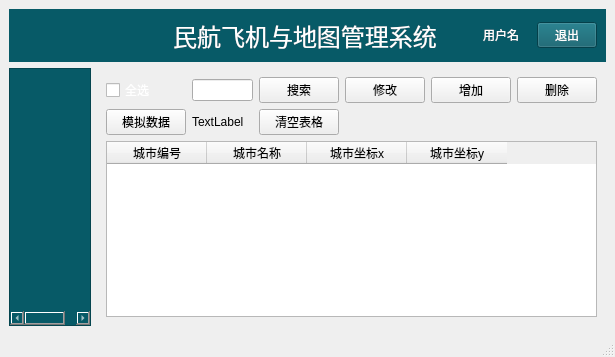
First picture: the form in mainwindow.ui, repository Sunbotao-1/Plane, before the edit.
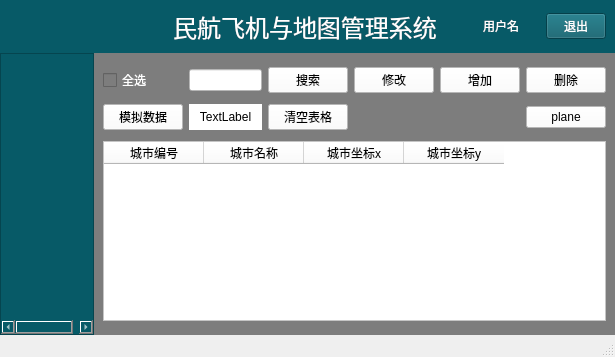
Second picture: the form after the edit. Icons and pictures are not drawn.

```diff
--- a/mainwindow.ui
+++ b/mainwindow.ui
@@ -25,6 +25,21 @@
     <string notr="true">QWidget#centralwidget{background-color: rgb(0, 0, 127);};</string>
    </property>
    <layout class="QGridLayout" name="gridLayout_3">
+    <property name="leftMargin">
+     <number>0</number>
+    </property>
+    <property name="topMargin">
+     <number>0</number>
+    </property>
+    <property name="rightMargin">
+     <number>0</number>
+    </property>
+    <property name="bottomMargin">
+     <number>0</number>
+    </property>
+    <property name="spacing">
+     <number>0</number>
+    </property>
     <item row="0" column="0" colspan="2">
      <widget class="QWidget" name="widget" native="true">
       <property name="styleSheet">
@@ -122,6 +137,9 @@
     </item>
     <item row="1" column="1">
      <widget class="QStackedWidget" name="stackedWidget">
+      <property name="styleSheet">
+       <string notr="true">background-color: rgb(125, 125, 125);</string>
+      </property>
       <property name="currentIndex">
        <number>0</number>
       </property>
@@ -129,16 +147,27 @@
        <layout class="QGridLayout" name="gridLayout_4">
         <item row="0" column="3">
          <widget class="QPushButton" name="btn_update">
+          <property name="styleSheet">
+           <string notr="true">background-color: rgb(255, 255, 255);</string>
+          </property>
           <property name="text">
            <string>修改</string>
           </property>
          </widget>
         </item>
         <item row="0" column="1">
-         <widget class="QLineEdit" name="le_search"/>
+         <widget class="QLineEdit" name="le_search">
+          <property name="styleSheet">
+           <string notr="true">color: rgb(0, 0, 0);
+background-color: rgb(255, 255, 255);</string>
+          </property>
+         </widget>
         </item>
         <item row="0" column="2">
          <widget class="QPushButton" name="btn_search">
+          <property name="styleSheet">
+           <string notr="true">background-color: rgb(255, 255, 255);</string>
+          </property>
           <property name="text">
            <string>搜索</string>
           </property>
@@ -152,6 +181,9 @@
             <height>180</height>
            </size>
           </property>
+          <property name="styleSheet">
+           <string notr="true">background-color: rgb(255, 255, 255);</string>
+          </property>
           <column>
            <property name="text">
             <string>城市编号</string>
@@ -176,6 +208,9 @@
         </item>
         <item row="0" column="4">
          <widget class="QPushButton" name="btn_add">
+          <property name="styleSheet">
+           <string notr="true">background-color: rgb(255, 255, 255);</string>
+          </property>
           <property name="text">
            <string>增加</string>
           </property>
@@ -194,6 +229,9 @@
         </item>
         <item row="0" column="5">
          <widget class="QPushButton" name="btn_del">
+          <property name="styleSheet">
+           <string notr="true">background-color: rgb(255, 255, 255);</string>
+          </property>
           <property name="text">
            <string>删除</string>
           </property>
@@ -201,6 +239,9 @@
         </item>
         <item row="1" column="0">
          <widget class="QPushButton" name="btn_simulation">
+          <property name="styleSheet">
+           <string notr="true">background-color: rgb(255, 255, 255);</string>
+          </property>
           <property name="text">
            <string>模拟数据</string>
           </property>
@@ -208,18 +249,37 @@
         </item>
         <item row="1" column="1">
          <widget class="QLabel" name="lb_cnt">
+          <property name="styleSheet">
+           <string notr="true">background-color: rgb(255, 255, 255);</string>
+          </property>
           <property name="text">
            <string>TextLabel</string>
           </property>
+          <property name="alignment">
+           <set>Qt::AlignmentFlag::AlignCenter</set>
+          </property>
          </widget>
         </item>
         <item row="1" column="2">
          <widget class="QPushButton" name="btn_clear">
+          <property name="styleSheet">
+           <string notr="true">background-color: rgb(255, 255, 255);</string>
+          </property>
           <property name="text">
            <string>清空表格</string>
           </property>
          </widget>
         </item>
+        <item row="1" column="5">
+         <widget class="QPushButton" name="btn_plane">
+          <property name="styleSheet">
+           <string notr="true">background-color: rgb(255, 255, 255);</string>
+          </property>
+          <property name="text">
+           <string>plane</string>
+          </property>
+         </widget>
+        </item>
        </layout>
       </widget>
       <widget class="QWidget" name="page_2"/>
@@ -255,7 +315,7 @@
      <x>0</x>
      <y>0</y>
      <width>615</width>
-     <height>17</height>
+     <height>22</height>
     </rect>
    </property>
   </widget>
```
